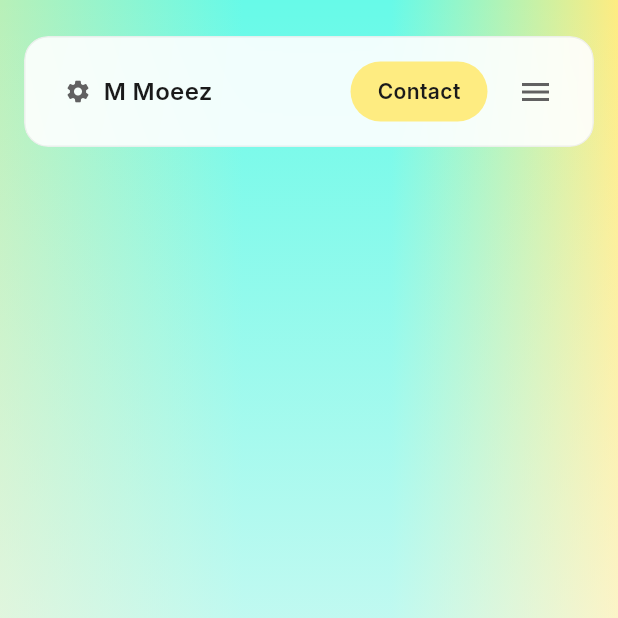
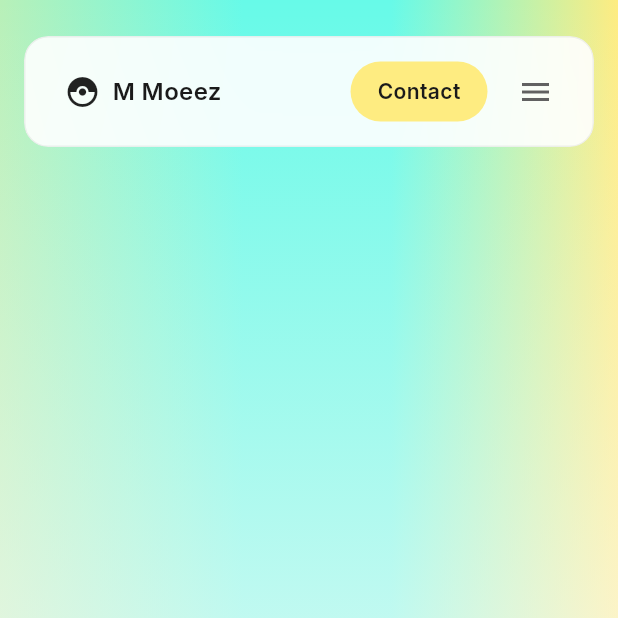
Before and after one commit to Moeez189/portfolio, a Flutter app: the screen it shows after launch, on a phone screen of 412 x 824 dp, the top half of it. Run offline on Flutter 3.47's test engine with Material 3 defaults, Android fonts, the light colour scheme and no system bars; drawn by our look-alikes of flutter_animate; our stand-ins replace go_router, google_fonts, visibility_detector; missing offline and left inert: dart:html.

Commit message:
style: Replace settings icon with catching_pokemon icon in the glass navbar and adjust its size.

```diff
--- a/lib/sections/glass_navbar.dart
+++ b/lib/sections/glass_navbar.dart
@@ -240,7 +240,7 @@ class _BrandButtonState extends State<_BrandButton> {
             ),
             child: Row(
               children: [
-                Icon(Icons.settings, size: 18, color: Colors.grey[700]),
+                Icon(Icons.catching_pokemon, size: 24),
                 const SizedBox(width: 8),
                 const Text(
                   AppStrings.name,
```
